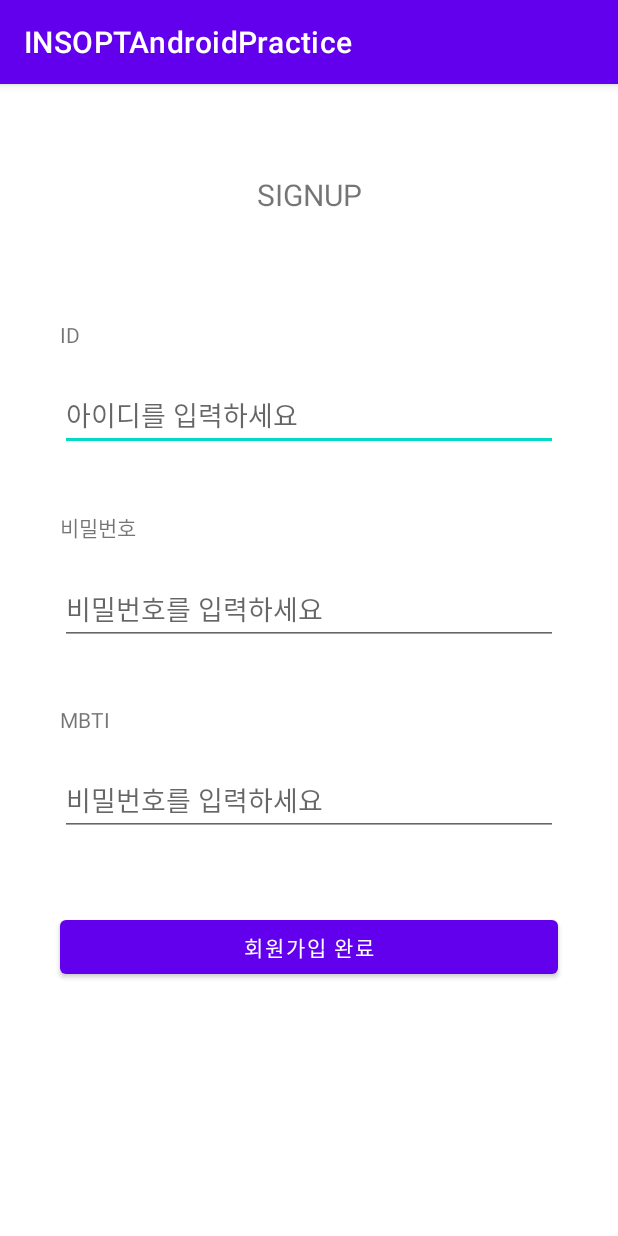
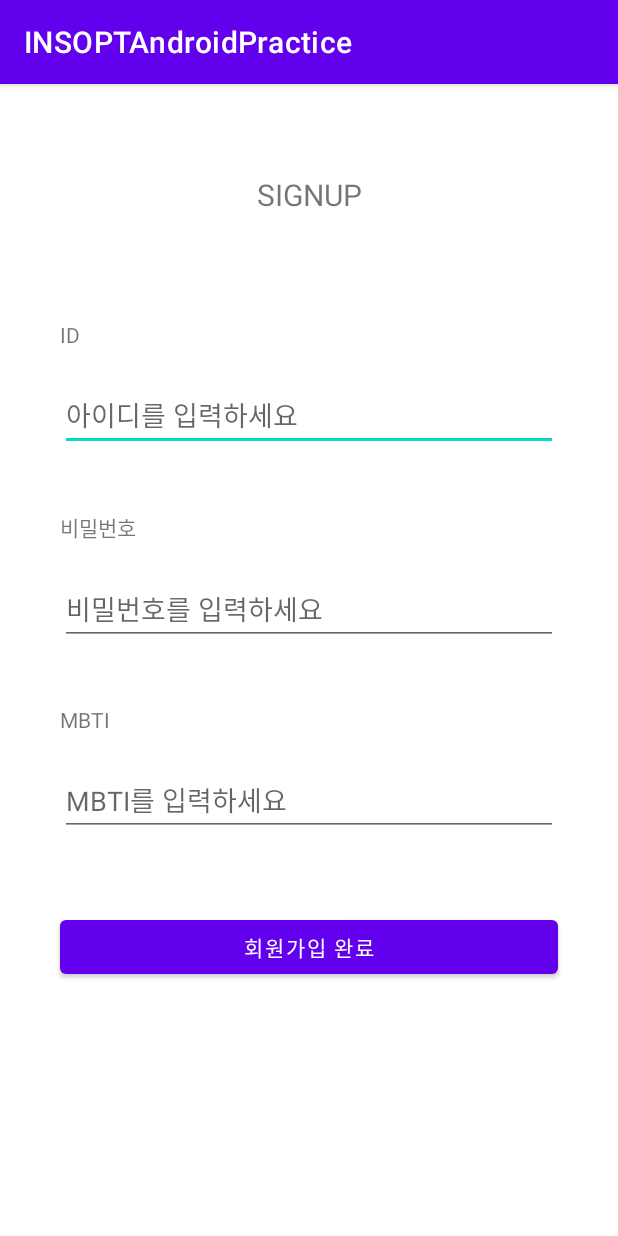
Before and after one commit to IN-SOPT-ANDROID/min-choi, an Android app: the SignupActivity screen opened directly, with no data from a screen before it, on a phone screen of 412 x 824 dp. Run offline under Robolectric (Android 15) with nearby library versions, the phone set to English and light mode, and no system bars; our stand-ins replace data binding; 4 statements that could not run were skipped.

Commit message:
senimar 6 필수과제

```diff
--- a/app/build.gradle
+++ b/app/build.gradle
@@ -35,6 +35,7 @@ android {
 
     buildFeatures {
         viewBinding true
+        dataBinding true
     }
 }
 
@@ -52,8 +53,11 @@ dependencies {
     implementation("com.squareup.okhttp3:okhttp")
     implementation("com.squareup.okhttp3:logging-interceptor")
     implementation 'com.squareup.retrofit2:retrofit:2.9.0'
+    implementation 'io.coil-kt:coil:2.2.2'
+    implementation 'androidx.constraintlayout:constraintlayout:2.1.4'
 
     testImplementation 'junit:junit:4.13.2'
     androidTestImplementation 'androidx.test.ext:junit:1.1.3'
     androidTestImplementation 'androidx.test.espresso:espresso-core:3.4.0'
+
 }
--- /dev/null
+++ b/app/src/main/java/org/sopt/sample/SignUpViewModel.kt
@@ -0,0 +1,17 @@
+package org.sopt.sample
+
+import androidx.lifecycle.LiveData
+import androidx.lifecycle.MutableLiveData
+import androidx.lifecycle.Transformations
+import androidx.lifecycle.ViewModel
+
+class SignUpViewModel : ViewModel() {
+    val id = MutableLiveData<String>()
+    val password = MutableLiveData<String>()
+    val idValidation: LiveData<Boolean> = Transformations.map(id) {
+        it.length in 6..10
+    }
+    val passwordValidation: LiveData<Boolean> = Transformations.map(password) {
+        it.length in 6..12
+    }
+}
--- a/app/src/main/java/org/sopt/sample/SignupActivity.kt
+++ b/app/src/main/java/org/sopt/sample/SignupActivity.kt
@@ -3,13 +3,19 @@ package org.sopt.sample
 import android.content.Intent
 import androidx.appcompat.app.AppCompatActivity
 import android.os.Bundle
+import android.util.Log
+import androidx.activity.viewModels
+import androidx.lifecycle.ViewModel
 import org.sopt.sample.databinding.ActivitySignupBinding
 
 class SignupActivity : AppCompatActivity() {
+    private val signUpViewModel: SignUpViewModel by viewModels()
     private lateinit var binding: ActivitySignupBinding
     override fun onCreate(savedInstanceState: Bundle?) {
         super.onCreate(savedInstanceState)
         binding = ActivitySignupBinding.inflate(layoutInflater)
+        binding.viewmodel = signUpViewModel
+        binding.lifecycleOwner = this
         setContentView(binding.root)
 
         binding.btnSignupfinish.setOnClickListener {
@@ -23,6 +29,27 @@ class SignupActivity : AppCompatActivity() {
                 }
             }
         }
+
+        observeId()
+        observePassword()
+    }
+
+    private fun observeId() {
+        signUpViewModel.id.observe(this) {
+            if (it.length in 6..10) {
+
+            }
+        }
+
+    }
+
+    private fun observePassword() {
+        signUpViewModel.password.observe(this) {
+            if (it.length in 6..12) {
+
+            }
+        }
+
     }
 }
 //if (edtInputId.length() > 6 || edtInputId.length() < 10 && edtInputPassword.length() > 8 || edtInputPassword.length() < 12) {
--- a/app/src/main/res/layout/activity_signup.xml
+++ b/app/src/main/res/layout/activity_signup.xml
@@ -1,7 +1,16 @@
 <?xml version="1.0" encoding="utf-8"?>
-<androidx.constraintlayout.widget.ConstraintLayout xmlns:android="http://schemas.android.com/apk/res/android"
+<layout xmlns:android="http://schemas.android.com/apk/res/android"
     xmlns:app="http://schemas.android.com/apk/res-auto"
-    xmlns:tools="http://schemas.android.com/tools"
+    xmlns:tools="http://schemas.android.com/tools">
+
+    <data>
+
+        <variable
+            name="viewmodel"
+            type="org.sopt.sample.SignUpViewModel" />
+    </data>
+
+    <androidx.constraintlayout.widget.ConstraintLayout
         android:layout_width="match_parent"
         android:layout_height="match_parent"
         tools:context=".SignupActivity">
@@ -16,14 +25,15 @@
             app:layout_constraintEnd_toEndOf="parent"
             app:layout_constraintStart_toStartOf="parent"
             app:layout_constraintTop_toTopOf="parent" />
+
         <TextView
             android:id="@+id/txt_id"
             android:layout_width="wrap_content"
             android:layout_height="wrap_content"
+            android:layout_marginStart="40dp"
             android:layout_marginTop="70dp"
             android:text="ID"
             app:layout_constraintStart_toStartOf="parent"
-        android:layout_marginStart="40dp"
             app:layout_constraintTop_toBottomOf="@id/textView1" />
 
         <EditText
@@ -31,11 +41,13 @@
             android:layout_width="match_parent"
             android:layout_height="wrap_content"
             android:layout_marginHorizontal="40dp"
+            android:layout_marginTop="20dp"
+            android:backgroundTint="@{viewmodel.idValidation ? @color/black : @color/red}"
             android:hint="아이디를 입력하세요"
+            android:text="@={viewmodel.id}"
             app:layout_constraintEnd_toEndOf="parent"
             app:layout_constraintStart_toStartOf="parent"
-        app:layout_constraintTop_toBottomOf="@id/txt_id"
-        android:layout_marginTop="20dp"/>
+            app:layout_constraintTop_toBottomOf="@id/txt_id" />
 
         <TextView
             android:id="@+id/txt_password"
@@ -53,7 +65,9 @@
             android:layout_height="wrap_content"
             android:layout_marginHorizontal="40dp"
             android:layout_marginTop="20dp"
+            android:backgroundTint="@{viewmodel.passwordValidation ? @color/black : @color/red}"
             android:hint="비밀번호를 입력하세요"
+            android:text="@={viewmodel.password}"
             app:layout_constraintEnd_toEndOf="parent"
             app:layout_constraintStart_toStartOf="parent"
             app:layout_constraintTop_toBottomOf="@+id/txt_password" />
@@ -74,7 +88,7 @@
             android:layout_height="wrap_content"
             android:layout_marginHorizontal="40dp"
             android:layout_marginTop="20dp"
-        android:hint="비밀번호를 입력하세요"
+            android:hint="MBTI를 입력하세요"
             app:layout_constraintEnd_toEndOf="parent"
             app:layout_constraintStart_toStartOf="parent"
             app:layout_constraintTop_toBottomOf="@+id/txt_MBTI" />
@@ -91,3 +105,4 @@
             app:layout_constraintTop_toBottomOf="@+id/edt_mbti_enter1" />
 
     </androidx.constraintlayout.widget.ConstraintLayout>
+</layout>
--- a/app/src/main/res/values/colors.xml
+++ b/app/src/main/res/values/colors.xml
@@ -7,4 +7,5 @@
     <color name="teal_700">#FF018786</color>
     <color name="black">#FF000000</color>
     <color name="white">#FFFFFFFF</color>
+    <color name="red">#FF0000</color>
 </resources>
```
Also changed, not shown: app/src/main/AndroidManifest.xml (+10 -6 lines), app/src/main/java/com/spot/week1/MainActivity.kt (+11 -1 lines), app/src/main/java/org/sopt/sample/LoginViewModel.kt (added, +37 -0 lines), app/src/main/java/org/sopt/sample/MainActivity.kt (added, +24 -0 lines), app/src/main/java/org/sopt/sample/SigninActivity.kt (+15 -1 lines), app/src/main/res/layout/activity_main.xml (added, +29 -0 lines). Lines whose indentation alone changed are shown as unchanged.
